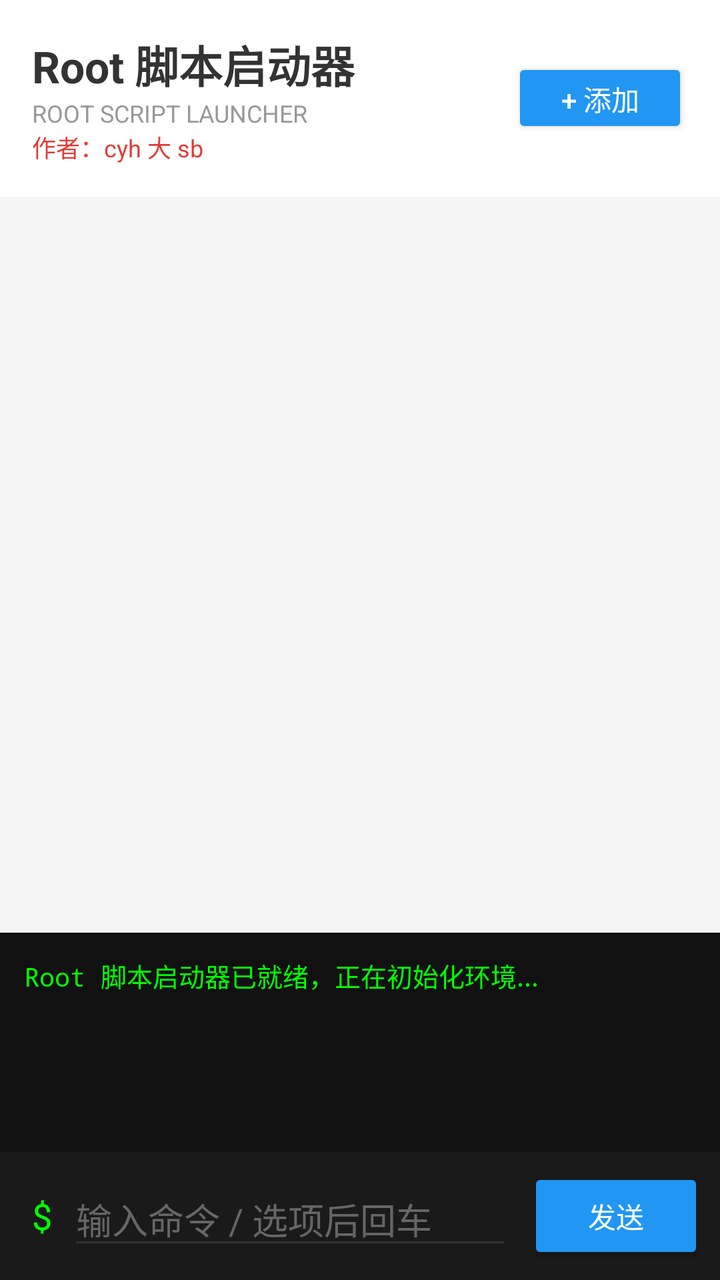
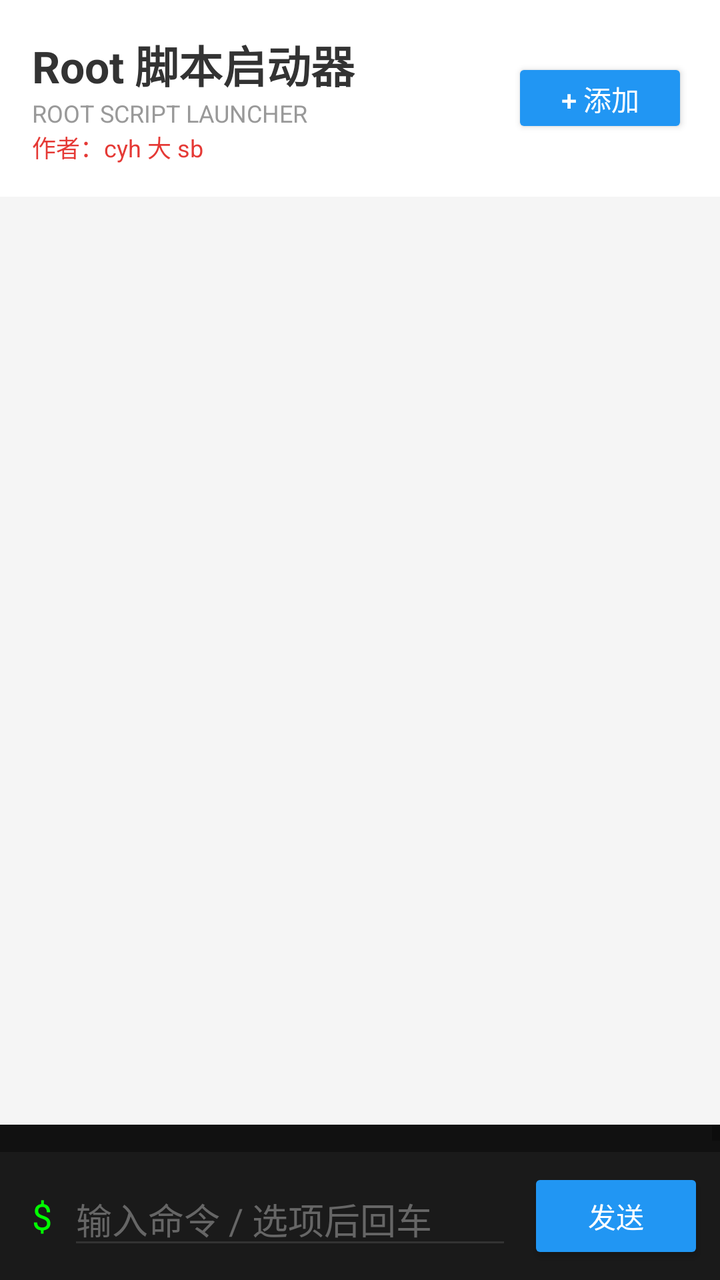

Two renders of the same Android screen: before a commit and after it. Below are the layout's source before the change and the commit's diff.
<!-- AndroidManifest.xml: application theme Theme.AppCompat.Light.NoActionBar -->
<!-- res/layout/activity_main.xml -->
<?xml version="1.0" encoding="utf-8"?>
<androidx.constraintlayout.widget.ConstraintLayout xmlns:android="http://schemas.android.com/apk/res/android"
    xmlns:app="http://schemas.android.com/apk/res-auto"
    android:layout_width="match_parent"
    android:layout_height="match_parent"
    android:background="#F5F5F5"
    android:fitsSystemWindows="true">

    
    <LinearLayout
        android:id="@+id/topBar"
        android:layout_width="match_parent"
        android:layout_height="wrap_content"
        android:orientation="horizontal"
        android:padding="16dp"
        android:gravity="center_vertical"
        android:background="#FFFFFF"
        app:layout_constraintTop_toTopOf="parent">

        <LinearLayout
            android:layout_width="0dp"
            android:layout_height="wrap_content"
            android:layout_weight="1"
            android:orientation="vertical">
            <TextView
                android:layout_width="wrap_content"
                android:layout_height="wrap_content"
                android:text="Root 脚本启动器"
                android:textSize="22sp"
                android:textStyle="bold"
                android:textColor="#333333" />
            <TextView
                android:layout_width="wrap_content"
                android:layout_height="wrap_content"
                android:text="ROOT SCRIPT LAUNCHER"
                android:textSize="12sp"
                android:textColor="#999999" />
            <TextView
                android:layout_width="wrap_content"
                android:layout_height="wrap_content"
                android:text="作者：cyh 大 sb"
                android:textSize="12sp"
                android:textColor="#E53935" />
        </LinearLayout>

        <Button
            android:id="@+id/btnAdd"
            android:layout_width="wrap_content"
            android:layout_height="40dp"
            android:text="+ 添加"
            android:textColor="#FFFFFF"
            android:backgroundTint="#2196F3" />
    </LinearLayout>

    
    <ListView
        android:id="@+id/lvScripts"
        android:layout_width="match_parent"
        android:layout_height="0dp"
        android:layout_margin="8dp"
        android:divider="@null"
        android:dividerHeight="8dp"
        android:background="@android:color/transparent"
        app:layout_constraintHeight_percent="0.55"
        app:layout_constraintTop_toBottomOf="@id/topBar" />

    
    <ScrollView
        android:id="@+id/scrollView"
        android:layout_width="match_parent"
        android:layout_height="0dp"
        android:layout_marginTop="8dp"
        android:background="#111111"
        app:layout_constraintBottom_toTopOf="@+id/bottomBar"
        app:layout_constraintTop_toBottomOf="@id/lvScripts">

        <TextView
            android:id="@+id/tvOutput"
            android:layout_width="match_parent"
            android:layout_height="wrap_content"
            android:fontFamily="monospace"
            android:textColor="#00FF00"
            android:textSize="13sp"
            android:padding="12dp"
            android:text="Root 脚本启动器已就绪，正在初始化环境...\n" />
    </ScrollView>

    
    <LinearLayout
        android:id="@+id/bottomBar"
        android:layout_width="match_parent"
        android:layout_height="wrap_content"
        android:orientation="horizontal"
        android:padding="8dp"
        android:background="#1A1A1A"
        android:gravity="center_vertical"
        app:layout_constraintBottom_toBottomOf="parent">

        <TextView
            android:layout_width="wrap_content"
            android:layout_height="wrap_content"
            android:text="$"
            android:textColor="#00FF00"
            android:textSize="18sp"
            android:paddingStart="8dp"
            android:paddingEnd="8dp" />

        <EditText
            android:id="@+id/etInput"
            android:layout_width="0dp"
            android:layout_height="wrap_content"
            android:layout_weight="1"
            android:hint="输入命令 / 选项后回车"
            android:textColor="#FFFFFF"
            android:textColorHint="#666666"
            android:backgroundTint="#333333"
            android:inputType="text" />

        <Button
            android:id="@+id/btnSend"
            android:layout_width="wrap_content"
            android:layout_height="wrap_content"
            android:text="发送"
            android:layout_marginStart="8dp"
            android:backgroundTint="#2196F3"
            android:textColor="#FFFFFF" />
    </LinearLayout>

</androidx.constraintlayout.widget.ConstraintLayout>
<!-- resources referenced by this layout -->
<resources>

</resources>

<!-- the commit's change to res/layout/activity_main.xml (unified diff, before → after) -->
@@ -61,7 +61,7 @@
         android:divider="@null"
         android:dividerHeight="8dp"
         android:background="@android:color/transparent"
-        app:layout_constraintHeight_percent="0.55"
+        app:layout_constraintHeight_percent="0.70"
         app:layout_constraintTop_toBottomOf="@id/topBar" />
 
     
@@ -82,7 +82,7 @@
             android:textColor="#00FF00"
             android:textSize="13sp"
             android:padding="12dp"
-            android:text="Root 脚本启动器已就绪，正在初始化环境...\n" />
+            android:text="请点击上方「+ 添加」选择脚本。\n" />
     </ScrollView>
 
     
